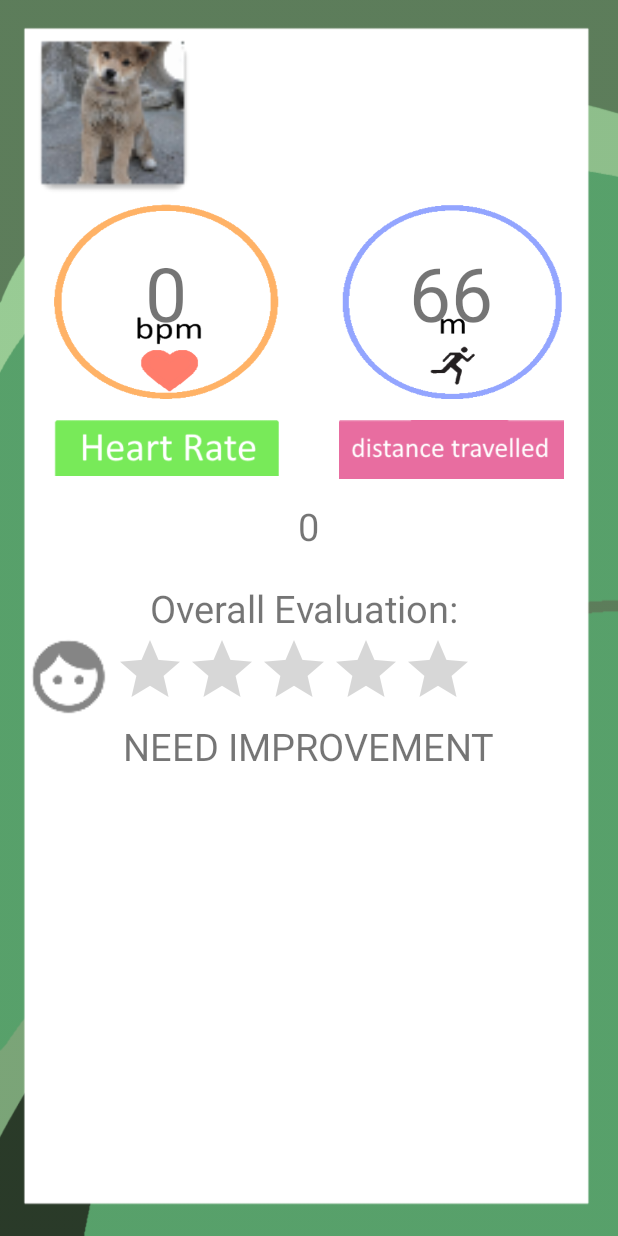
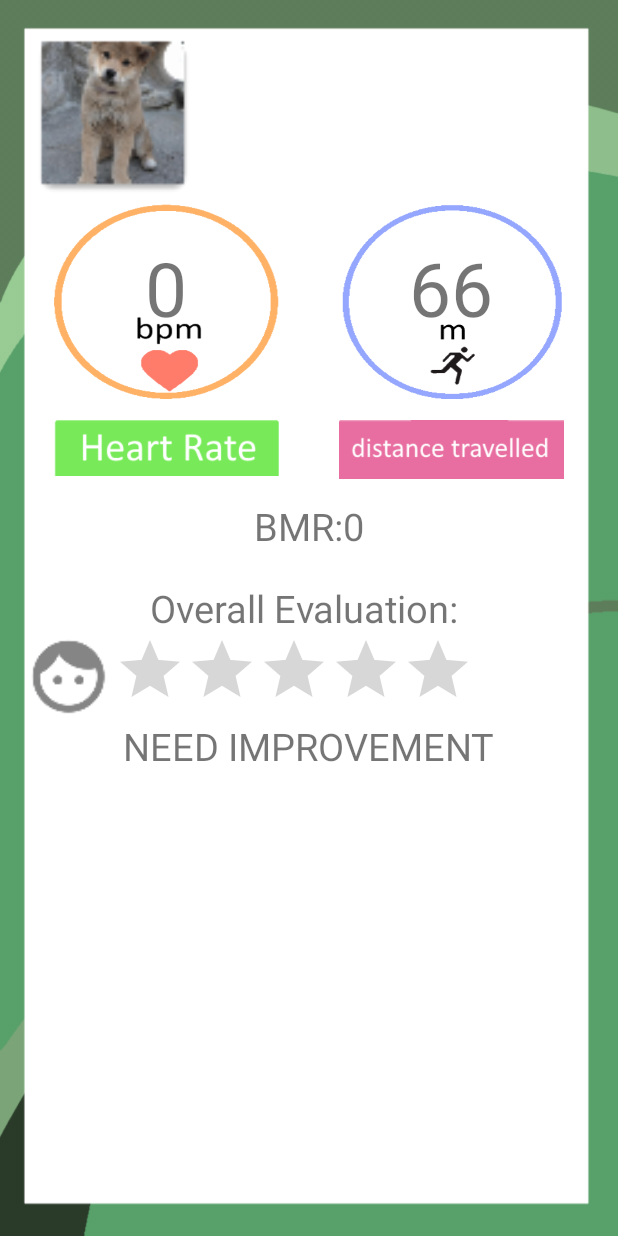
Before and after one commit to SimonJinaphant/Neverlost, an Android app: the HealthActivity screen opened directly, with no data from a screen before it, on a phone screen of 412 x 824 dp. Run offline under Robolectric (Android 15) with nearby library versions, the phone set to English and light mode, and no system bars; our stand-ins replace Firebase (no records; nobody signed in at launch, a user with empty details on screens opened directly); 6 statements that could not run were skipped.

Commit message:
link Map to dependent page

```diff
--- a/app/src/main/java/com/neverlost/ubc/neverlost/activities/FeatureSelectActivity.java
+++ b/app/src/main/java/com/neverlost/ubc/neverlost/activities/FeatureSelectActivity.java
@@ -3,6 +3,7 @@ package com.neverlost.ubc.neverlost.activities;
 import android.content.Intent;
 import android.os.Bundle;
 import android.support.v7.app.AppCompatActivity;
+import android.util.Log;
 import android.view.View;
 import android.widget.Button;
 
@@ -31,6 +32,8 @@ public class FeatureSelectActivity extends AppCompatActivity {
 
                 depInt.putExtra("key", Profile.getCurrentProfile().getId());
 
+                Log.d("TAG", Profile.getCurrentProfile().getId());
+
                 startActivity(depInt);
 
                 //this button now goes to dependent health page
@@ -49,7 +52,13 @@ public class FeatureSelectActivity extends AppCompatActivity {
             public void onClick(View view) {
 
                 Intent careInt = new Intent(view.getContext(), MonitorActivity.class);
-                careInt.putExtra("key","Logan");
+
+
+                //TODO: add dependent id to caretaker userclass
+                //link to fbID of dependent
+                careInt.putExtra("key", /*change this to dependent id*/ Profile.getCurrentProfile().getId());
+
+
                 startActivity(careInt);
 
                 //this button now goes to caretaker health monitor page
--- a/app/src/main/res/layout/activity_health.xml
+++ b/app/src/main/res/layout/activity_health.xml
@@ -54,7 +54,7 @@
                 android:layout_height="wrap_content"
                 android:textSize="50dp"
                 android:id="@+id/heartRateValue"
-                android:layout_marginTop="25dp"
+                android:layout_marginTop="22dp"
                 android:layout_centerHorizontal="true"/>
 
             <Button
@@ -84,7 +84,7 @@
                 android:textSize="50dp"
                 android:id="@+id/bmrValue"
                 android:layout_centerHorizontal="true"
-                android:layout_marginTop="25dp" />
+                android:layout_marginTop="22dp" />
 
             <Button
                 android:layout_width="150dp"
@@ -110,13 +110,27 @@
         android:layout_height="wrap_content"
         android:orientation="vertical">
 
-        <TextView
-            android:text="BMR: 9999"
+        <RelativeLayout
             android:layout_width="wrap_content"
             android:layout_height="wrap_content"
-            android:textSize="25dp"
-            android:id="@+id/distanceValue"
-            android:layout_gravity="center_horizontal"/>
+            android:layout_gravity="center_horizontal">
+
+            <TextView
+                android:layout_width="wrap_content"
+                android:layout_height="wrap_content"
+                android:text="BMR:"
+                android:textSize="25dp"
+                android:id="@+id/bmr"/>
+            <TextView
+                android:text="9999"
+                android:layout_width="wrap_content"
+                android:layout_height="wrap_content"
+                android:textSize="25dp"
+                android:id="@+id/distanceValue"
+                android:layout_toEndOf="@+id/bmr"/>
+
+        </RelativeLayout>
+
 
         <TextView
             android:text="Overall Evaluation: "
```
Also changed, not shown: app/src/main/res/drawable/distcircle.png.
